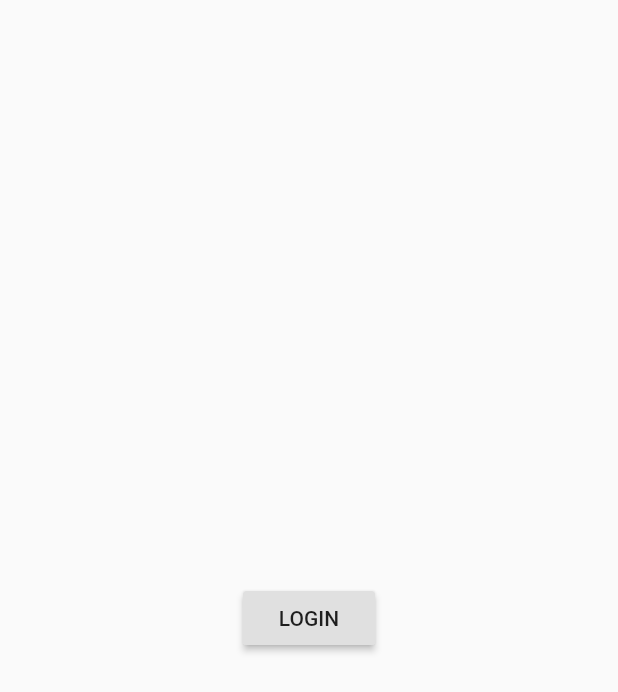
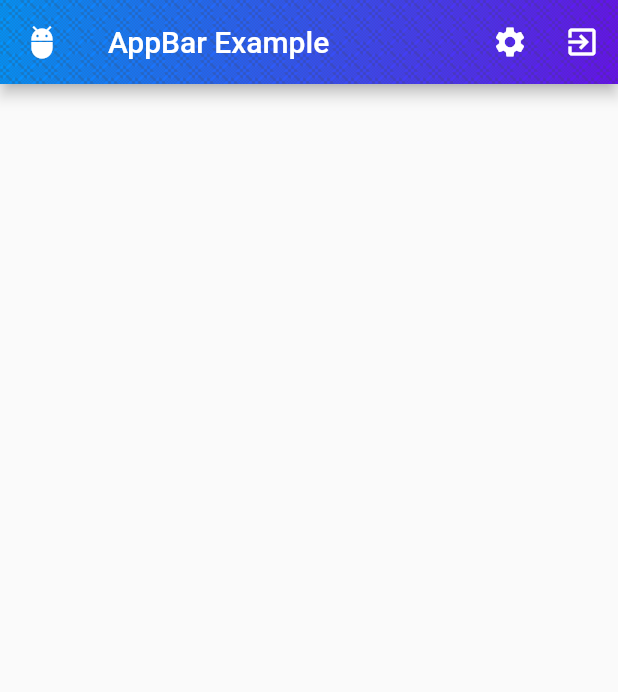
Before and after one commit to alimasudd/flutter-learn, a Flutter app: the screen it shows after launch, on a phone screen of 412 x 824 dp. Shown: the top 692 px of the screen. Run offline on Flutter 3.47's test engine with Material 2 defaults, Android fonts, the phone set to English and light mode, and no system bars.

Commit message:
appbar gradasi, iconButton, Icon

```diff
--- /dev/null
+++ b/lib/appbar_gradasi.dart
@@ -0,0 +1,49 @@
+import 'package:flutter/cupertino.dart';
+import 'package:flutter/material.dart';
+
+class AppBarGradasi extends StatefulWidget {
+  @override
+  _AppBarGradasiState createState() => _AppBarGradasiState();
+}
+
+class _AppBarGradasiState extends State<AppBarGradasi> {
+  @override
+  Widget build(BuildContext context) {
+    return MaterialApp(
+      home: Scaffold(
+        appBar: AppBar(
+          leading: Icon(
+            Icons.adb,
+            color: Colors.white,
+          ),
+          title: Text(
+            "AppBar Example",
+            style: TextStyle(color: Colors.white),
+          ),
+          actions: [
+            IconButton(
+              icon: Icon(Icons.settings),
+              onPressed: () {},
+            ),
+            IconButton(
+              icon: Icon(Icons.exit_to_app),
+              onPressed: () {},
+            )
+          ],
+          flexibleSpace: Container(
+            decoration: BoxDecoration(
+                gradient: LinearGradient(
+                    colors: [Color(0xff0096ff), Color(0xff6610f2)],
+                    begin: FractionalOffset.topLeft,
+                    end: Alignment.bottomRight),
+                image: DecorationImage(
+                    image: AssetImage("images/pattern.png"),
+                    fit: BoxFit.none,
+                    repeat: ImageRepeat.repeat)
+            ),
+          ),
+        ),
+      ),
+    );
+  }
+}
--- a/lib/main.dart
+++ b/lib/main.dart
@@ -4,6 +4,7 @@ import 'package:flutter/cupertino.dart';
 import 'package:flutter/material.dart';
 import 'package:flutter_testing/animated_container.dart';
 import 'package:flutter_testing/anonymous_method_test.dart';
+import 'package:flutter_testing/appbar_gradasi.dart';
 import 'package:flutter_testing/container_test.dart';
 import 'package:flutter_testing/draggable.dart';
 import 'package:flutter_testing/flexible_widgets.dart';
@@ -17,7 +18,7 @@ import 'package:flutter_testing/stateful_test.dart';
 import 'package:flutter_testing/textstyle_test.dart';
 import 'package:http/http.dart' as http;
 
-void main() => runApp(MultiPage());
+void main() => runApp(AppBarGradasi());
 
 class MyApp extends StatelessWidget {
   @override
--- a/pubspec.yaml
+++ b/pubspec.yaml
@@ -48,6 +48,7 @@ flutter:
   # To add assets to your application, add an assets section, like this:
   assets:
      - images/sketch.png
+     - images/pattern.png
   #   - images/a_dot_ham.jpeg
 
   # An image asset can refer to one or more resolution-specific "variants", see
```
Also changed, not shown: images/pattern.png (added).
